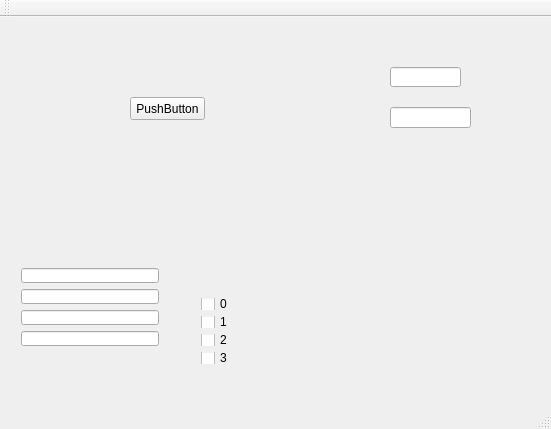
Above: mainwindow.ui from Freitag-fri/Ai-first-program before the change. Below: the same form after it.
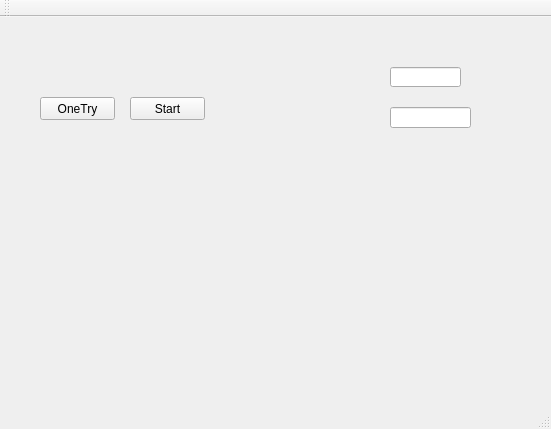
That is the form after the change.

Diff of the .ui file:
```diff
--- a/mainwindow.ui
+++ b/mainwindow.ui
@@ -24,73 +24,9 @@
      </rect>
     </property>
     <property name="text">
-     <string>PushButton</string>
+     <string>Start</string>
     </property>
    </widget>
-   <widget class="QWidget" name="verticalLayoutWidget">
-    <property name="geometry">
-     <rect>
-      <x>190</x>
-      <y>270</y>
-      <width>51</width>
-      <height>88</height>
-     </rect>
-    </property>
-    <layout class="QVBoxLayout" name="verticalLayout">
-     <item>
-      <widget class="QCheckBox" name="checkBox_0">
-       <property name="text">
-        <string>0</string>
-       </property>
-      </widget>
-     </item>
-     <item>
-      <widget class="QCheckBox" name="checkBox_1">
-       <property name="text">
-        <string>1</string>
-       </property>
-      </widget>
-     </item>
-     <item>
-      <widget class="QCheckBox" name="checkBox_2">
-       <property name="text">
-        <string>2</string>
-       </property>
-      </widget>
-     </item>
-     <item>
-      <widget class="QCheckBox" name="checkBox_3">
-       <property name="text">
-        <string>3</string>
-       </property>
-      </widget>
-     </item>
-    </layout>
-   </widget>
-   <widget class="QWidget" name="verticalLayoutWidget_2">
-    <property name="geometry">
-     <rect>
-      <x>10</x>
-      <y>240</y>
-      <width>160</width>
-      <height>100</height>
-     </rect>
-    </property>
-    <layout class="QVBoxLayout" name="verticalLayout_2">
-     <item>
-      <widget class="QLineEdit" name="lineEdit_0"/>
-     </item>
-     <item>
-      <widget class="QLineEdit" name="lineEdit_1"/>
-     </item>
-     <item>
-      <widget class="QLineEdit" name="lineEdit_2"/>
-     </item>
-     <item>
-      <widget class="QLineEdit" name="lineEdit_3"/>
-     </item>
-    </layout>
-   </widget>
    <widget class="QLineEdit" name="lineEdit_4">
     <property name="geometry">
      <rect>
@@ -111,6 +47,19 @@
      </rect>
     </property>
    </widget>
+   <widget class="QPushButton" name="pushButton_2">
+    <property name="geometry">
+     <rect>
+      <x>40</x>
+      <y>80</y>
+      <width>75</width>
+      <height>23</height>
+     </rect>
+    </property>
+    <property name="text">
+     <string>OneTry</string>
+    </property>
+   </widget>
   </widget>
   <widget class="QMenuBar" name="menuBar">
    <property name="geometry">
```
